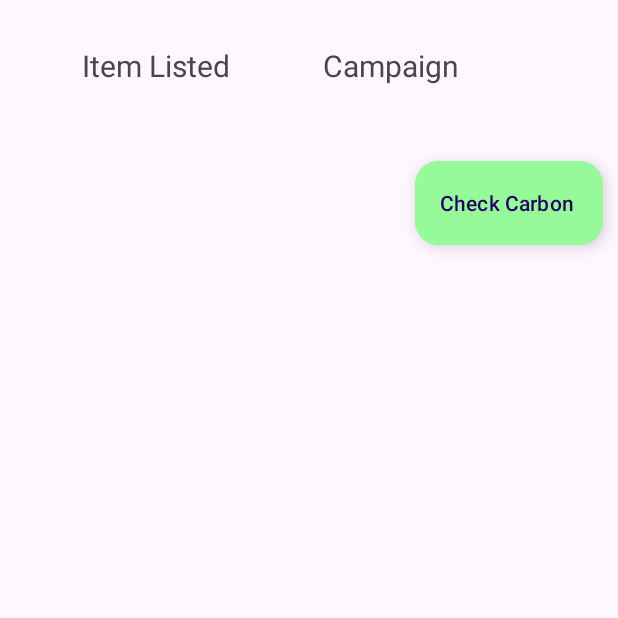
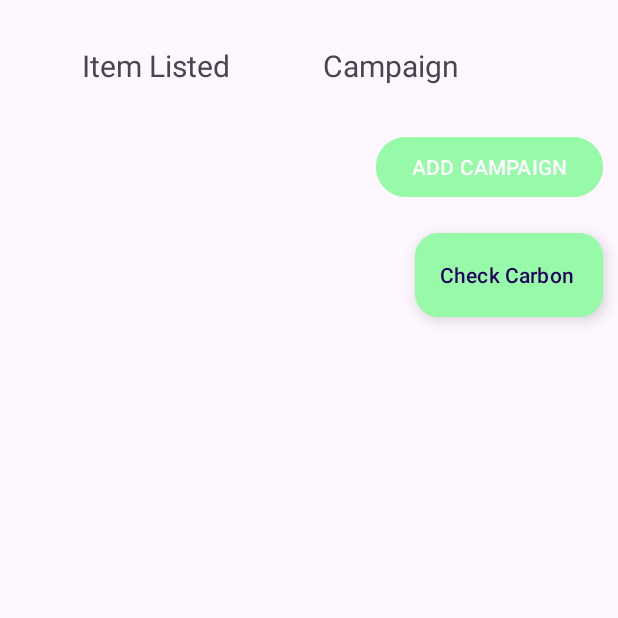
Before and after one commit to CodeXstalker/ClimateAction_Hack4Bengal, an Android app: the campaign_acticity screen opened directly, with no data from a screen before it, on a phone screen of 412 x 824 dp, the top half of it. Run offline under Robolectric (Android 15) with nearby library versions, the phone set to English and light mode, and no system bars.

Commit message:
added add campaign activity

```diff
--- a/app/src/main/AndroidManifest.xml
+++ b/app/src/main/AndroidManifest.xml
@@ -12,6 +12,9 @@
         android:supportsRtl="true"
         android:theme="@style/Theme.ClimateAction"
         tools:targetApi="31">
+        <activity
+            android:name=".add_campaignActivity"
+            android:exported="false" />
         <activity
             android:name=".addItem"
             android:exported="false" />
--- a/app/src/main/java/com/example/climateaction/addItem.java
+++ b/app/src/main/java/com/example/climateaction/addItem.java
@@ -2,6 +2,7 @@ package com.example.climateaction;
 
 import androidx.appcompat.app.AppCompatActivity;
 
+import android.content.Intent;
 import android.os.Bundle;
 import android.view.View;
 import android.widget.Button;
@@ -23,6 +24,8 @@ public class addItem extends AppCompatActivity {
             public void onClick(View view) {
                 product_name=item_name.getText().toString();
                 product_discription=item_discription.getText().toString();
+                Intent i =new Intent(getApplicationContext(), MainActivity.class);
+                startActivity(i);
             }
         });
 
--- a/app/src/main/java/com/example/climateaction/campaign_acticity.java
+++ b/app/src/main/java/com/example/climateaction/campaign_acticity.java
@@ -5,6 +5,7 @@ import androidx.appcompat.app.AppCompatActivity;
 import android.content.Intent;
 import android.os.Bundle;
 import android.view.View;
+import android.widget.Button;
 import android.widget.TextView;
 
 import com.google.android.material.floatingactionbutton.ExtendedFloatingActionButton;
@@ -12,6 +13,7 @@ import com.google.android.material.floatingactionbutton.ExtendedFloatingActionBu
 public class campaign_acticity extends AppCompatActivity {
     private ExtendedFloatingActionButton check_carbon;
     private TextView item_list;
+    Button btn_addcamp;
 
     @Override
     protected void onCreate(Bundle savedInstanceState) {
@@ -19,6 +21,7 @@ public class campaign_acticity extends AppCompatActivity {
         setContentView(R.layout.activity_campaign_acticity);
         check_carbon=findViewById(R.id.check_carbon);
         item_list=findViewById(R.id.Item_list);
+        btn_addcamp=findViewById(R.id.btn_addcamp);
         check_carbon.setOnClickListener(new View.OnClickListener() {
             @Override
             public void onClick(View view) {
@@ -33,5 +36,12 @@ public class campaign_acticity extends AppCompatActivity {
                 startActivity(list);
             }
         });
+       btn_addcamp.setOnClickListener(new View.OnClickListener() {
+           @Override
+           public void onClick(View view) {
+               Intent addcamp =new Intent(getApplicationContext(), add_campaignActivity.class);
+               startActivity(addcamp);
+           }
+       });
     }
 }
--- a/app/src/main/res/layout/activity_campaign_acticity.xml
+++ b/app/src/main/res/layout/activity_campaign_acticity.xml
@@ -40,6 +40,14 @@
 
 
     </LinearLayout>
+    <Button
+        android:layout_width="wrap_content"
+        android:layout_height="wrap_content"
+        android:layout_gravity="right"
+        android:backgroundTint="#96FAA9"
+        android:text="ADD CAMPAIGN"
+        android:layout_marginRight="10sp"
+        android:id="@+id/btn_addcamp"/>
 
     <androidx.recyclerview.widget.RecyclerView
         android:layout_width="match_parent"
@@ -53,7 +61,7 @@
         android:id="@+id/check_carbon"
         android:layout_width="wrap_content"
         android:layout_height="wrap_content"
-        android:backgroundTint="#96FA9A"
+        android:backgroundTint="#96FAA9"
         android:text="Check Carbon"
         android:layout_marginRight="10sp"
         android:layout_gravity="bottom|end"
--- a/app/src/main/res/layout/campaign_card.xml
+++ b/app/src/main/res/layout/campaign_card.xml
@@ -53,6 +53,7 @@
 
 
     <Button
+        android:id="@+id/reg_camp"
         android:layout_width="wrap_content"
         android:layout_height="wrap_content"
         android:layout_alignEnd="@+id/quant"
```
Also changed, not shown: app/src/main/java/com/example/climateaction/add_campaignActivity.java (added, +38 -0 lines), app/src/main/res/layout/activity_add_campaign.xml (added, +54 -0 lines).
